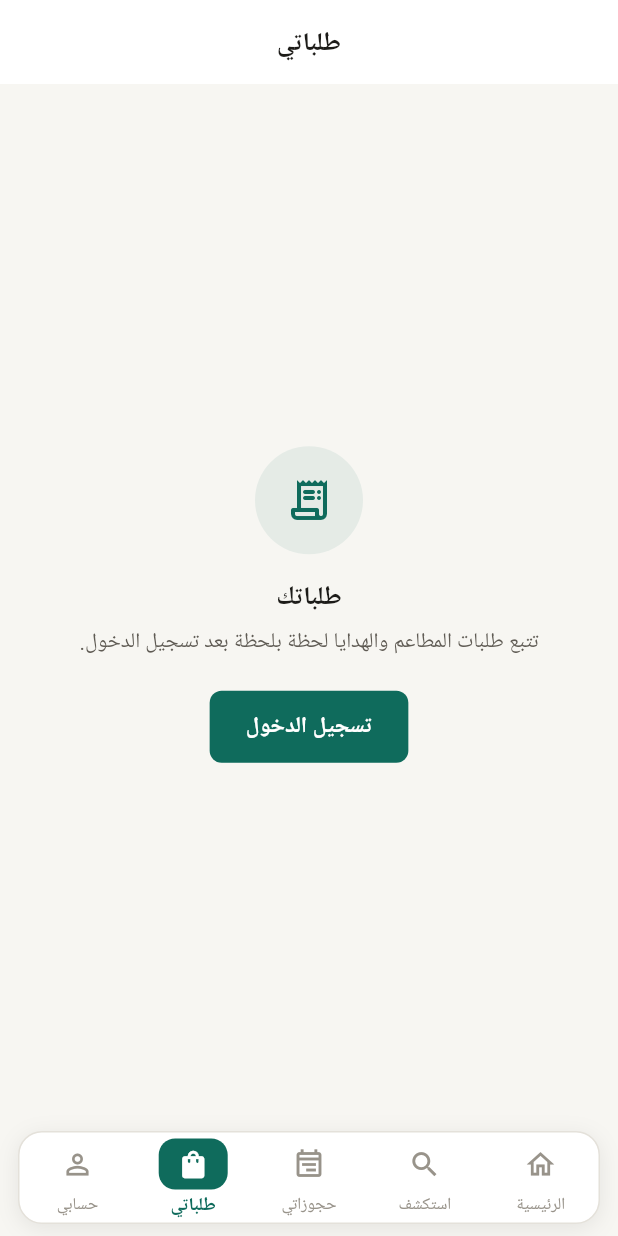
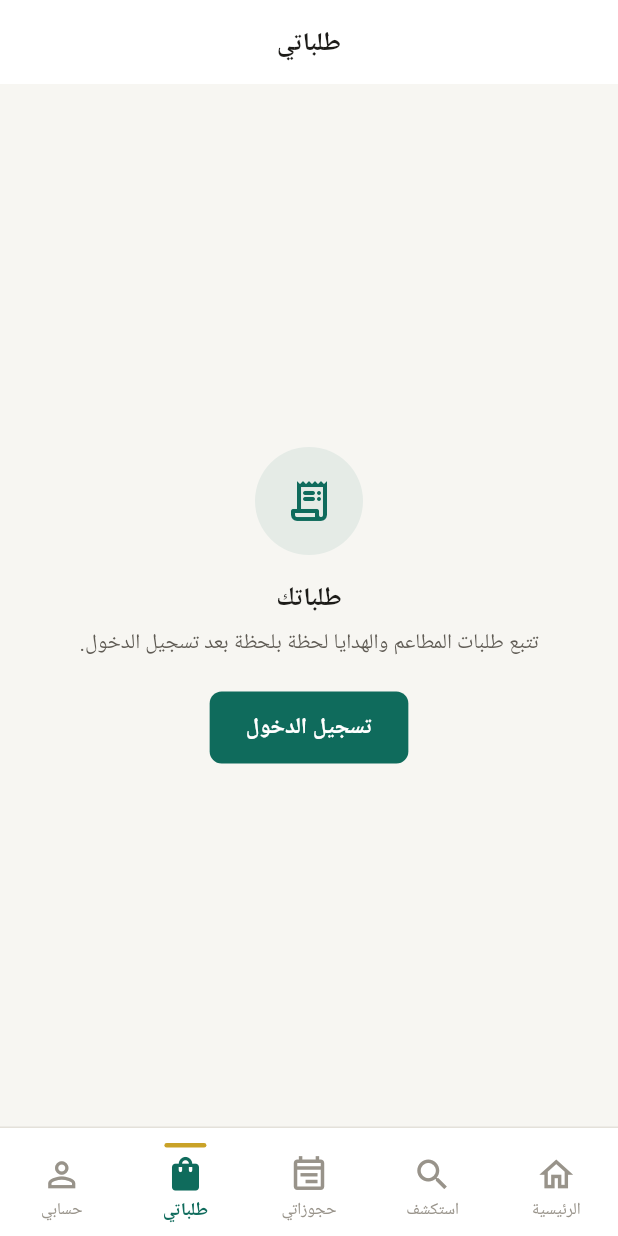
Before and after one commit to dev-mustafashihab/shihab-marketplace, a Flutter app: the screen it shows after launch, item 2 of the bottom bar chosen, on a phone screen of 412 x 824 dp. Run offline on Flutter 3.47's test engine with Material 3 defaults, Android fonts, the light colour scheme and no system bars; our stand-ins replace cached_network_image, flutter_riverpod, geolocator, google_fonts, shared_preferences; network calls fail; Roboto replaces fonts that are missing (Ibm Plex Sans Arabic).

```diff
--- a/frontend/lib/core/widgets/app_shell.dart
+++ b/frontend/lib/core/widgets/app_shell.dart
@@ -25,17 +25,13 @@ class _AppShellState extends ConsumerState<AppShell> {
       body: widget.child,
       bottomNavigationBar: SafeArea(
         top: false,
-        minimum: const EdgeInsets.fromLTRB(AppSpacing.s12, AppSpacing.s4, AppSpacing.s12, AppSpacing.s8),
         child: Container(
           decoration: BoxDecoration(
             color: c.surface,
-            borderRadius: BorderRadius.circular(16),
-            border: Border.all(color: c.border),
-            boxShadow: [
-              BoxShadow(color: Colors.black.withOpacity(0.08), blurRadius: 12, offset: const Offset(0, 3)),
-            ],
+            border: Border(top: BorderSide(color: c.border)),
           ),
-          clipBehavior: Clip.antiAlias,
+          child: SizedBox(
+            height: 72,
             child: Row(
               textDirection: TextDirection.rtl,
               children: [
@@ -45,6 +41,7 @@ class _AppShellState extends ConsumerState<AppShell> {
                 _DockDestination(c: c, index: 3, currentIndex: widget.currentIndex, icon: Icons.shopping_bag_outlined, activeIcon: Icons.shopping_bag, label: 'طلباتي', onTap: widget.onTap),
                 _DockDestination(c: c, index: 4, currentIndex: widget.currentIndex, icon: Icons.person_outline, activeIcon: Icons.person, label: 'حسابي', onTap: widget.onTap),
               ],
+            ),
           ),
         ),
       ),
@@ -89,14 +86,15 @@ class _DockDestination extends StatelessWidget {
               AnimatedContainer(
                 duration: const Duration(milliseconds: 180),
                 curve: Curves.easeOut,
-                width: 46,
-                height: 34,
+                width: 28,
+                height: 3,
                 decoration: BoxDecoration(
-                  color: active ? c.primary : Colors.transparent,
-                  borderRadius: BorderRadius.circular(11),
+                  color: active ? c.accent : Colors.transparent,
+                  borderRadius: BorderRadius.circular(2),
                 ),
-                child: Icon(active ? activeIcon : icon, size: 22, color: active ? c.surface : c.textMuted),
               ),
+              const SizedBox(height: AppSpacing.s4),
+              Icon(active ? activeIcon : icon, size: 27, color: active ? c.primary : c.textMuted),
               const SizedBox(height: 2),
               AnimatedDefaultTextStyle(
                 duration: const Duration(milliseconds: 180),
--- a/frontend/pubspec.yaml
+++ b/frontend/pubspec.yaml
@@ -16,7 +16,7 @@ publish_to: 'none' # Remove this line if you wish to publish to pub.dev
 # https://developer.apple.com/library/archive/documentation/General/Reference/InfoPlistKeyReference/Articles/CoreFoundationKeys.html
 # In Windows, build-name is used as the major, minor, and patch parts
 # of the product and file versions while build-number is used as the build suffix.
-version: 1.0.0+3
+version: 1.0.0+4
 
 environment:
   sdk: ^3.5.3
```
Also changed, not shown: frontend/lib/features/shell/root_scaffold.dart (+33 -22 lines), 2 other files. Lines whose indentation alone changed are shown as unchanged.
